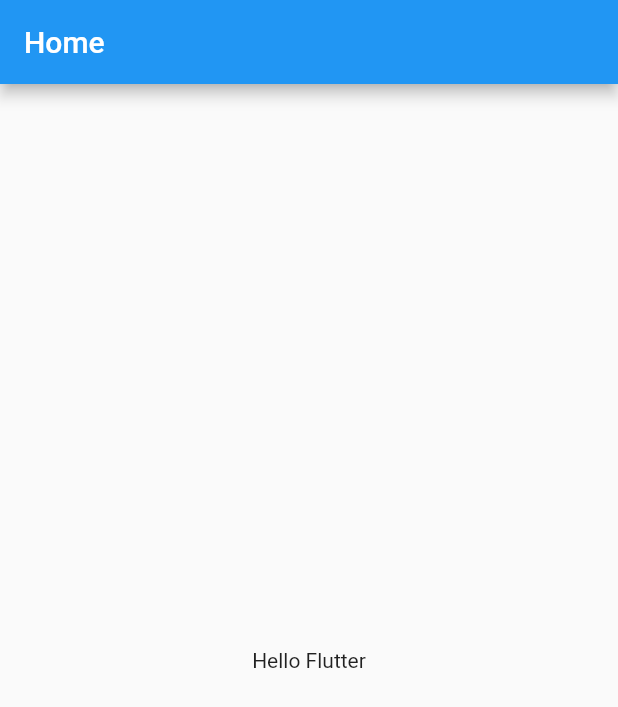
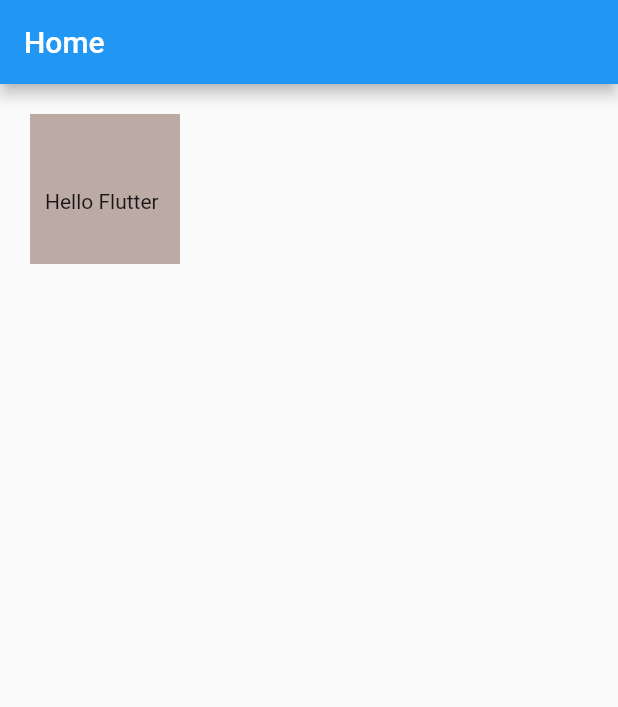
Before and after one commit to jpmehedi/flutter_learning, a Flutter app: the screen it shows after launch, on a phone screen of 412 x 824 dp. Shown: the top 707 px of the screen. Run offline on Flutter 3.47's test engine with Material 2 defaults, Android fonts, the phone set to English and light mode, and no system bars.

Commit message:
learn How to use container widget and verious container property . Remember container is a single child widget

```diff
--- a/learnflutter/lib/main.dart
+++ b/learnflutter/lib/main.dart
@@ -13,7 +13,21 @@ class MyApp extends StatelessWidget {
     return MaterialApp(
       home: Scaffold(
         appBar: AppBar(title: Text("Home"),),
-        body: Center(child: Text("Hello Flutter"),),
+        body:SafeArea(
+            child: Container(
+            height: 100.00,
+            width: 100.00,
+            color: Colors.brown[200],
+            //margin: EdgeInsets.all(50),
+            margin: EdgeInsets.fromLTRB(20, 20, 0, 0),
+            //margin: EdgeInsets.only(left:50),
+           //margin: EdgeInsets.symmetric(vertical: 50,horizontal: 100),
+
+           //padding: EdgeInsets.all(25),
+            padding: EdgeInsets.fromLTRB(10, 50, 10, 8),
+            child: Text("Hello Flutter"),
+          ),
+        )
       ),
     );
   }
```
